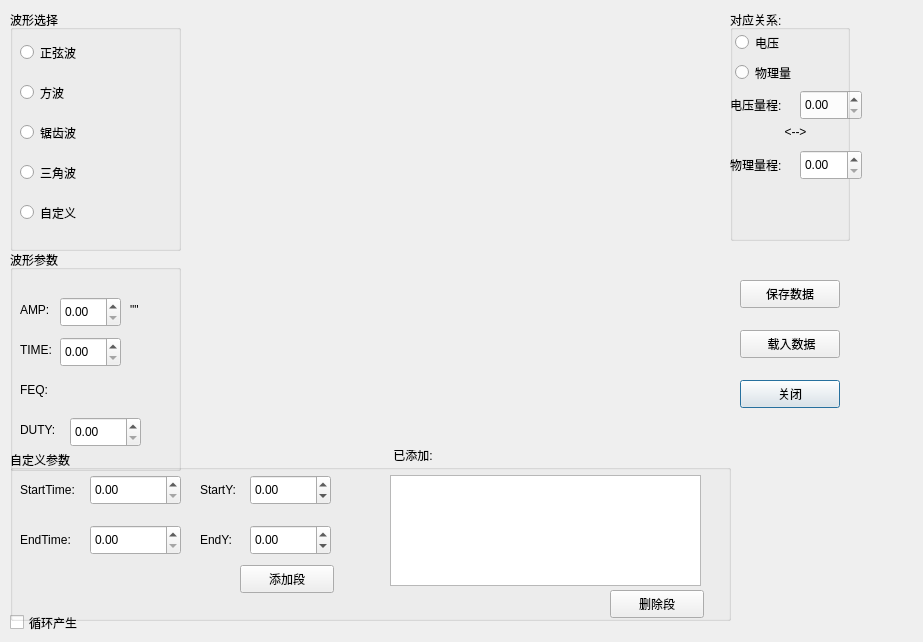
Old version of the form exttools.ui in the repository CarnationTL/cmd_sim.
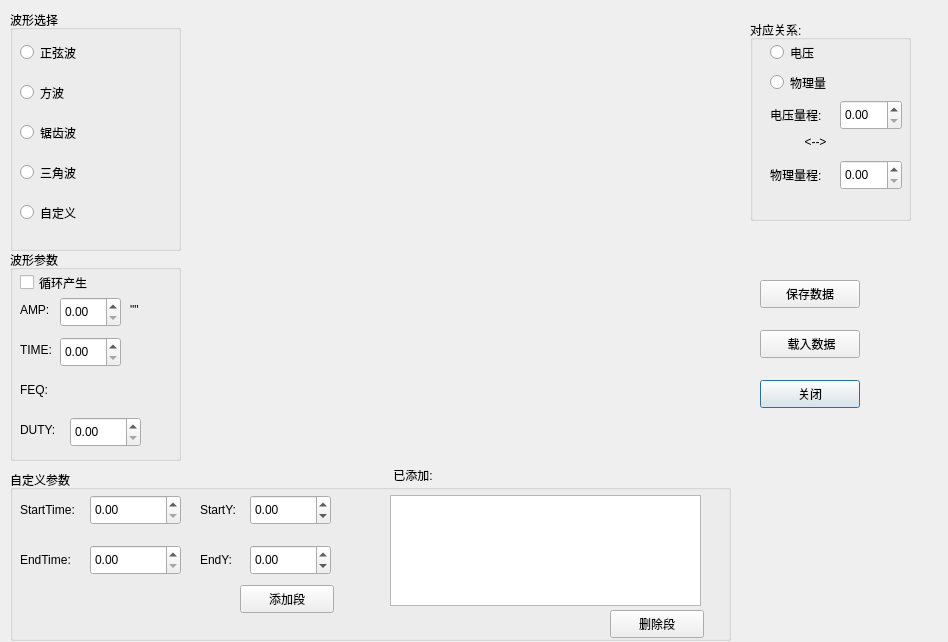
New version of the form. Custom widgets are drawn as their Qt base class.

Diff of the .ui file:
```diff
--- a/exttools.ui
+++ b/exttools.ui
@@ -6,7 +6,7 @@
    <rect>
     <x>0</x>
     <y>0</y>
-    <width>923</width>
+    <width>948</width>
     <height>642</height>
    </rect>
   </property>
@@ -16,7 +16,7 @@
   <widget class="QwtPlot" name="qwtPlot">
    <property name="geometry">
     <rect>
-     <x>170</x>
+     <x>190</x>
      <y>20</y>
      <width>551</width>
      <height>421</height>
@@ -113,8 +113,8 @@
   <widget class="QDoubleSpinBox" name="spVoltage">
    <property name="geometry">
     <rect>
-     <x>800</x>
-     <y>90</y>
+     <x>840</x>
+     <y>100</y>
      <width>62</width>
      <height>30</height>
     </rect>
@@ -126,8 +126,8 @@
   <widget class="QLabel" name="lbcon">
    <property name="geometry">
     <rect>
-     <x>780</x>
-     <y>125</y>
+     <x>800</x>
+     <y>135</y>
      <width>31</width>
      <height>20</height>
     </rect>
@@ -145,7 +145,7 @@
   <widget class="QPushButton" name="btnClose">
    <property name="geometry">
     <rect>
-     <x>740</x>
+     <x>760</x>
      <y>380</y>
      <width>100</width>
      <height>28</height>
@@ -158,7 +158,7 @@
   <widget class="QPushButton" name="btnGenWData">
    <property name="geometry">
     <rect>
-     <x>740</x>
+     <x>760</x>
      <y>280</y>
      <width>100</width>
      <height>28</height>
@@ -168,29 +168,13 @@
     <string>保存数据</string>
    </property>
   </widget>
-  <widget class="QCheckBox" name="ckbloop">
-   <property name="geometry">
-    <rect>
-     <x>10</x>
-     <y>610</y>
-     <width>97</width>
-     <height>25</height>
-    </rect>
-   </property>
-   <property name="styleSheet">
-    <string notr="true">font: 75 11pt &quot;微软雅黑&quot;;</string>
-   </property>
-   <property name="text">
-    <string>循环产生</string>
-   </property>
-  </widget>
   <widget class="QGroupBox" name="gbPara">
    <property name="geometry">
     <rect>
      <x>10</x>
      <y>250</y>
      <width>171</width>
-     <height>221</height>
+     <height>211</height>
     </rect>
    </property>
    <property name="styleSheet">
@@ -303,11 +287,27 @@
      <string>&quot;&quot;</string>
     </property>
    </widget>
+   <widget class="QCheckBox" name="ckbloop">
+    <property name="geometry">
+     <rect>
+      <x>10</x>
+      <y>20</y>
+      <width>97</width>
+      <height>25</height>
+     </rect>
+    </property>
+    <property name="styleSheet">
+     <string notr="true">font: 75 11pt &quot;微软雅黑&quot;;</string>
+    </property>
+    <property name="text">
+     <string>循环产生</string>
+    </property>
+   </widget>
   </widget>
   <widget class="QPushButton" name="btnLoad">
    <property name="geometry">
     <rect>
-     <x>740</x>
+     <x>760</x>
      <y>330</y>
      <width>100</width>
      <height>28</height>
@@ -320,8 +320,8 @@
   <widget class="QLabel" name="lbvoltage">
    <property name="geometry">
     <rect>
-     <x>730</x>
-     <y>95</y>
+     <x>770</x>
+     <y>105</y>
      <width>71</width>
      <height>20</height>
     </rect>
@@ -333,8 +333,8 @@
   <widget class="QRadioButton" name="rbphy">
    <property name="geometry">
     <rect>
-     <x>735</x>
-     <y>60</y>
+     <x>770</x>
+     <y>70</y>
      <width>81</width>
      <height>25</height>
     </rect>
@@ -346,10 +346,10 @@
   <widget class="QGroupBox" name="groupBox_2">
    <property name="geometry">
     <rect>
-     <x>730</x>
-     <y>10</y>
-     <width>120</width>
-     <height>231</height>
+     <x>750</x>
+     <y>20</y>
+     <width>161</width>
+     <height>201</height>
     </rect>
    </property>
    <property name="title">
@@ -359,8 +359,8 @@
   <widget class="QLabel" name="lbphy">
    <property name="geometry">
     <rect>
-     <x>730</x>
-     <y>155</y>
+     <x>770</x>
+     <y>165</y>
      <width>71</width>
      <height>20</height>
     </rect>
@@ -372,8 +372,8 @@
   <widget class="QRadioButton" name="rbvoltage">
    <property name="geometry">
     <rect>
-     <x>735</x>
-     <y>30</y>
+     <x>770</x>
+     <y>40</y>
      <width>71</width>
      <height>25</height>
     </rect>
@@ -385,8 +385,8 @@
   <widget class="QDoubleSpinBox" name="spphysic">
    <property name="geometry">
     <rect>
-     <x>800</x>
-     <y>150</y>
+     <x>840</x>
+     <y>160</y>
      <width>62</width>
      <height>30</height>
     </rect>
@@ -399,7 +399,7 @@
    <property name="geometry">
     <rect>
      <x>10</x>
-     <y>450</y>
+     <y>470</y>
      <width>721</width>
      <height>171</height>
     </rect>
@@ -567,6 +567,21 @@
     </property>
    </widget>
   </widget>
+  <zorder>groupBox_2</zorder>
+  <zorder>qwtPlot</zorder>
+  <zorder>gbWave</zorder>
+  <zorder>spVoltage</zorder>
+  <zorder>lbcon</zorder>
+  <zorder>btnClose</zorder>
+  <zorder>btnGenWData</zorder>
+  <zorder>gbPara</zorder>
+  <zorder>btnLoad</zorder>
+  <zorder>lbvoltage</zorder>
+  <zorder>rbphy</zorder>
+  <zorder>lbphy</zorder>
+  <zorder>rbvoltage</zorder>
+  <zorder>spphysic</zorder>
+  <zorder>groupBox</zorder>
  </widget>
  <customwidgets>
   <customwidget>
```
